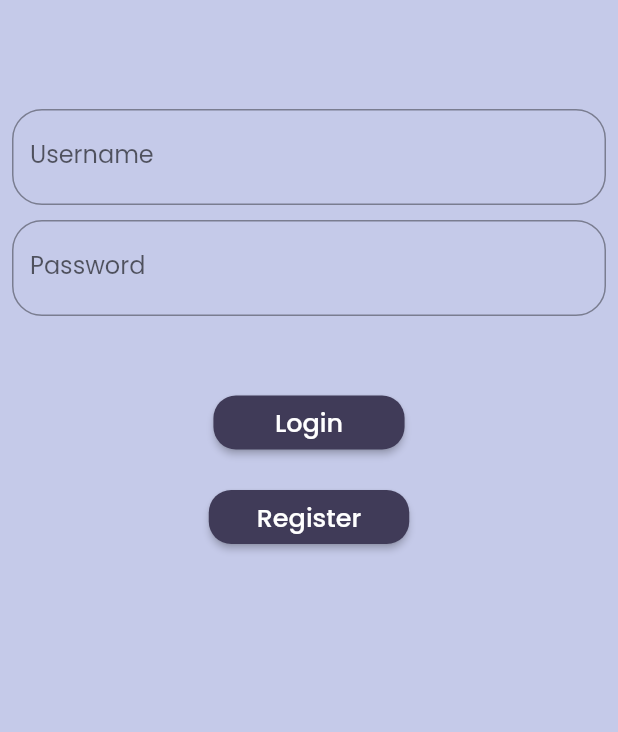
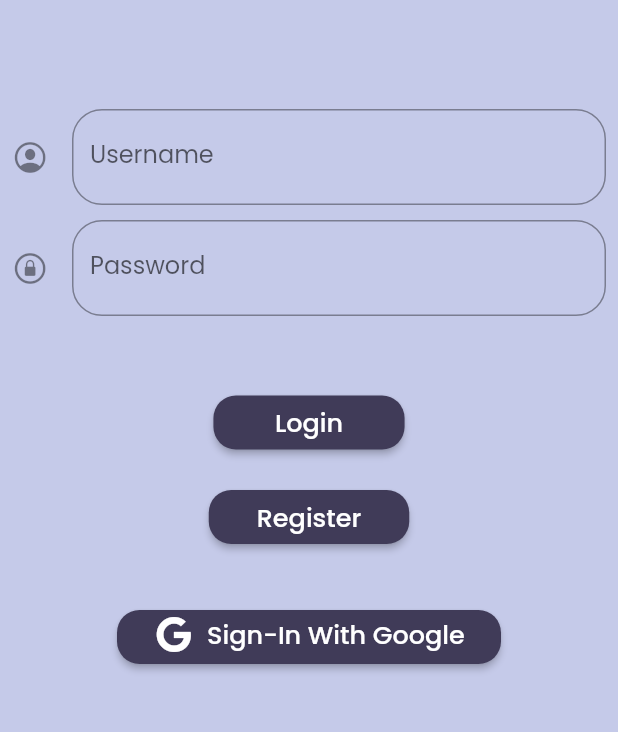
Before and after one commit to nitrotechie/Project-Catalog, a Flutter app: the LoginPage screen opened directly, on a phone screen of 412 x 824 dp, the part 212-944 px from its top. Run offline on Flutter 3.47's test engine with Material 2 defaults, Android fonts, the phone set to English and light mode, and no system bars; our stand-ins replace firebase_auth, firebase_core, font_awesome_flutter, google_fonts, google_sign_in; missing offline and left inert: flutter_pdfview; accounts and stored records are empty.

Commit message:
Firebase Initialized with goolge sign in

```diff
--- a/lib/Screens/login_page.dart
+++ b/lib/Screens/login_page.dart
@@ -1,4 +1,9 @@
+import 'package:firebase_auth/firebase_auth.dart';
+import 'package:firebase_core/firebase_core.dart';
+import 'package:font_awesome_flutter/font_awesome_flutter.dart';
+import 'package:flutter/cupertino.dart';
 import 'package:flutter/material.dart';
+import 'package:google_sign_in/google_sign_in.dart';
 import 'package:project_catalog/Screens/Home.dart';
 import 'package:project_catalog/Screens/register_Page.dart';
 
@@ -8,6 +13,9 @@ class LoginPage extends StatefulWidget {
   @override
   _LoginPageState createState() => _LoginPageState();
 }
+
+final FirebaseAuth firebaseAuth = FirebaseAuth.instance;
+final GoogleSignIn googleSignIn = GoogleSignIn();
 
 class _LoginPageState extends State<LoginPage> {
   String name = "";
@@ -116,7 +124,9 @@ class _LoginPageState extends State<LoginPage> {
                             ),
                           ),
                           hintText: "Enter a username",
-                              labelText: "Username"),
+                          labelText: "Username",
+                          icon: Icon(CupertinoIcons.person_crop_circle),
+                        ),
                         validator: (value) {
                           if (value == null || value.isEmpty) {
                             return "Please Enter a username";
@@ -142,6 +152,7 @@ class _LoginPageState extends State<LoginPage> {
                           ),
                           hintText: "Enter Password",
                           labelText: "Password",
+                          icon: Icon(CupertinoIcons.lock_circle),
                         ),
                         validator: (value) {
                           if (value == null || value.isEmpty) {
@@ -200,7 +211,44 @@ class _LoginPageState extends State<LoginPage> {
                             ),
                           ),
                         ),
-                        )
+                      ),
+                      Padding(
+                        padding: const EdgeInsets.fromLTRB(70, 0, 70, 0),
+                        child: ElevatedButton(
+                          style: ButtonStyle(
+                              backgroundColor: MaterialStateProperty.all(
+                                  Theme.of(context).buttonColor),
+                              shape: MaterialStateProperty.all(
+                                  RoundedRectangleBorder(
+                                      borderRadius:
+                                          BorderRadius.circular(15)))),
+                          onPressed: () {
+                            moveToRegister(context);
+                          },
+                          child: Padding(
+                              padding: const EdgeInsets.fromLTRB(10, 0, 10, 4),
+                              child: GestureDetector(
+                                onTap: () {
+                                  signInWithGoogle();
+                                },
+                                child: Row(
+                                  mainAxisAlignment: MainAxisAlignment.center,
+                                  children: [
+                                    Icon(
+                                      FontAwesomeIcons.google,
+                                    ),
+                                    SizedBox(
+                                      width: 10,
+                                    ),
+                                    Text(
+                                      "Sign-In With Google",
+                                      style: TextStyle(fontSize: 17),
+                                    ),
+                                  ],
+                                ),
+                              )),
+                        ),
+                      ),
                     ],
                   ),
                 )
@@ -212,3 +260,22 @@ class _LoginPageState extends State<LoginPage> {
     );
   }
 }
+
+Future<UserCredential> signInWithGoogle() async {
+  // Trigger the authentication flow
+  final GoogleSignInAccount? googleUser = await GoogleSignIn().signIn();
+
+  // Obtain the auth details from the request
+  final GoogleSignInAuthentication googleAuth =
+      await googleUser!.authentication;
+
+  // Create a new credential
+  final AuthCredential credential = GoogleAuthProvider.credential(
+    accessToken: googleAuth.accessToken,
+    idToken: googleAuth.idToken,
+  );
+  final User? user =
+      (await FirebaseAuth.instance.signInWithCredential(credential)).user;
+  // Once signed in, return the UserCredential
+  return await FirebaseAuth.instance.signInWithCredential(credential);
+}
```
Also changed, not shown: lib/Screens/project_details.dart (+2 -12 lines), lib/main.dart (+9 -4 lines), pubspec.yaml (+7 -2 lines), pubspec.lock, 4 other files. Lines whose indentation alone changed are shown as unchanged.
